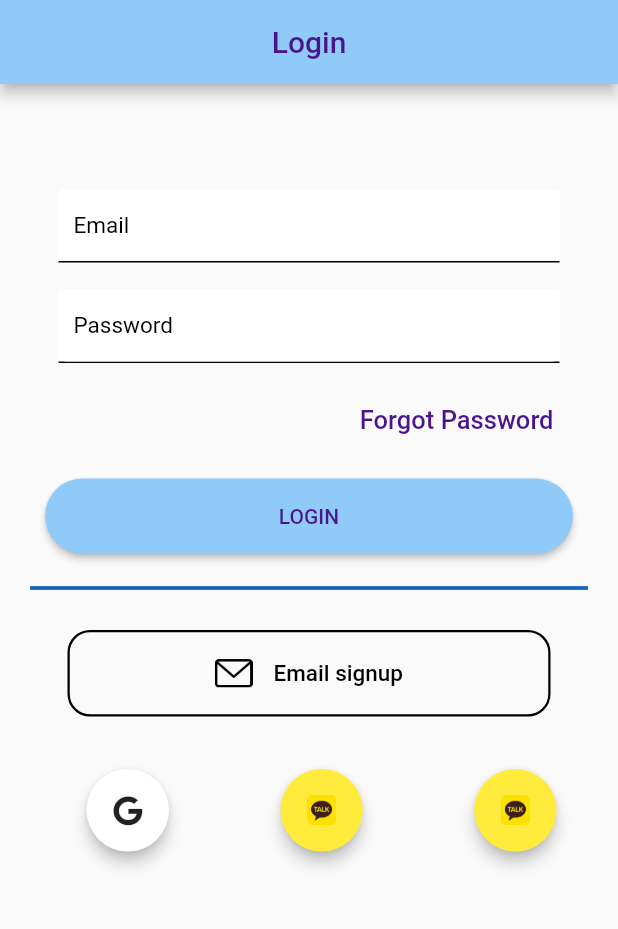
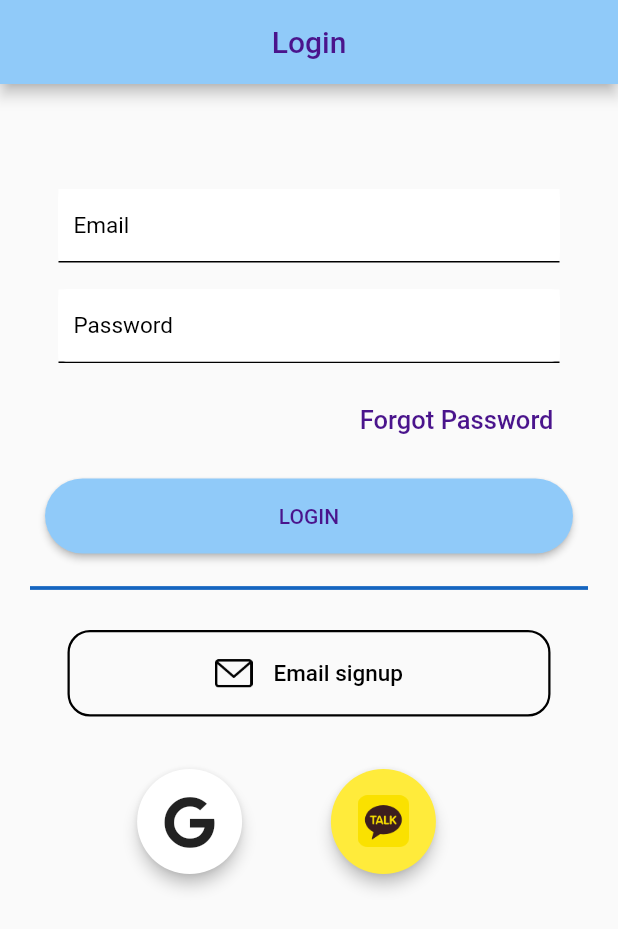
Before and after one commit to lyoung09/forfor, a Flutter app: the screen it shows after launch, after a tap on "LOGIN", on a phone screen of 412 x 824 dp. Shown: the top 929 px of the screen. Run offline on Flutter 3.47's test engine with Material 2 defaults, Android fonts, the phone set to English and light mode, and no system bars; our stand-ins replace cloud_firestore, cloud_functions, firebase_auth, firebase_core, firebase_storage, flutter_signin_button and 5 more; missing offline and left inert: country_list_pick, email_auth, flutter_web_auth, gender_picker, kakao_flutter_sdk; accounts and stored records are empty; network calls fail; Roboto replaces fonts that are missing (nanumB).

Commit message:
0819android

```diff
--- a/forfor/lib/login/login_main.dart
+++ b/forfor/lib/login/login_main.dart
@@ -83,12 +83,14 @@ class _LoginState extends State<Login> {
 
   Future<UserCredential> signInWithKaKao() async {
     final clientState = Uuid().v4();
+    print("abcd");
     final url = Uri.https('kauth.kakao.com', '/oauth/authorize', {
       'response_type': 'code',
       'client_id': "8ace085891ca87f1063d494cd71222bf",
       'response_mode': 'form_post',
-      'redirect_uri': 'https://forforwtom.glitch.me/callbacks/kakao/token',
-      'scope': 'account_email profile',
+      'redirect_uri':
+          'https://www.forforwtomkakao.glitch.me/callbacks/kakao/sign_in',
+      'scope': 'account_email',
       'state': clientState,
     });
 
@@ -101,17 +103,29 @@ class _LoginState extends State<Login> {
     final tokenUrl = Uri.https('kauth.kakao.com', '/oauth/token', {
       'grant_type': 'authorization_code',
       'client_id': "8ace085891ca87f1063d494cd71222bf",
-      'redirect_uri': 'https://forforwtom.glitch.me/callbacks/kakao/token',
+      'redirect_uri':
+          'https://www.forforwtomkakao.glitch.me/callbacks/kakao/sign_in',
       'code': body["code"],
     });
+    print("hi");
     var responseTokens = await http.post(tokenUrl);
-
+    print("jk");
     Map<String, dynamic> bodys = json.decode(responseTokens.body);
     var response = await http.post(
-        Uri.parse("https://sage-dorian-anise.glitch.me/callbacks/kakao/token"),
+        Uri.parse("https://forforwtomkakao.glitch.me/callbacks/kakao/token"),
         body: {"accessToken": bodys['access_token']});
     return FirebaseAuth.instance.signInWithCustomToken(response.body);
   }
+
+  // _performSignIn(BaseAuthAPI api) async {
+  //   try {
+  //     await FirebaseAuthProvider.instance.signInWith(api);
+  //   } on PlatformException catch (e) {
+  //     print("platform exception: $e");
+  //   } catch (e) {
+  //     print("other exceptions: $e");
+  //   }
+  // }
 
   _issueAccessToken(String authCode) async {
     try {
@@ -122,6 +136,7 @@ class _LoginState extends State<Login> {
           await kakaotalUser.UserApi.instance.me();
 
       signInWithKaKao();
+
       await FirebaseFirestore.instance
           .collection("users")
           .doc(token.accessToken)
@@ -129,7 +144,6 @@ class _LoginState extends State<Login> {
         'uid': token.accessToken,
         'email': userKakao.kakaoAccount?.email,
       });
-
       // HttpsCallable callable =
       //     FirebaseFunctions.instanceFor(region: "us-central1").httpsCallable(
       //         'verifyToken',
@@ -233,15 +247,13 @@ class _LoginState extends State<Login> {
     final email = _usernameControl.text.trim();
     final password = _passwordControl.text.trim();
 
+    FirebaseAuth _auth = FirebaseAuth.instance;
+    await _auth.signInWithEmailAndPassword(email: email, password: password);
     QuerySnapshot snap = await FirebaseFirestore.instance
         .collection("users")
         .where("email", isEqualTo: email)
         .where("password", isEqualTo: password)
         .get();
-
-    context
-        .read<AuthService>()
-        .login(snap.docs[0]['email'], snap.docs[0]['password']);
 
     Navigator.of(context).push(
       MaterialPageRoute(
@@ -544,7 +556,7 @@ class _LoginState extends State<Login> {
                 child: Row(
                   children: <Widget>[
                     SizedBox(
-                      width: width * 0.1,
+                      width: width * 0.2,
                     ),
                     RawMaterialButton(
                       onPressed: signInwithGoogle,
@@ -556,7 +568,7 @@ class _LoginState extends State<Login> {
                         child: Icon(
                           FontAwesomeIcons.google,
                           // color: Colors.transparent,
-                          size: 20,
+                          size: 35,
                         ),
                       ),
                     ),
@@ -574,30 +586,30 @@ class _LoginState extends State<Login> {
                         padding: EdgeInsets.all(17.5),
                         child: Image.asset(
                           "assets/icon/icon_kakao.png",
-                          height: 20.0,
-                          width: 20,
+                          height: 35.0,
+                          width: 35,
                         ),
                       ),
                     ),
-                    SizedBox(
-                      width: width * 0.1,
-                    ),
-                    RawMaterialButton(
-                      onPressed: _isKakaoTalkInstalled
-                          ? _loginWithTalk
-                          : _loginWithKakao,
-                      fillColor: Colors.yellow,
-                      shape: CircleBorder(),
-                      elevation: 4.0,
-                      child: Padding(
-                        padding: EdgeInsets.all(17.5),
-                        child: Image.asset(
-                          "assets/icon/icon_kakao.png",
-                          height: 20.0,
-                          width: 20,
-                        ),
-                      ),
-                    ),
+                    // SizedBox(
+                    //   width: width * 0.1,
+                    // ),
+                    // RawMaterialButton(
+                    //   onPressed: _isKakaoTalkInstalled
+                    //       ? _loginWithTalk
+                    //       : _loginWithKakao,
+                    //   fillColor: Colors.yellow,
+                    //   shape: CircleBorder(),
+                    //   elevation: 4.0,
+                    //   child: Padding(
+                    //     padding: EdgeInsets.all(17.5),
+                    //     child: Image.asset(
+                    //       "assets/icon/icon_kakao.png",
+                    //       height: 20.0,
+                    //       width: 20,
+                    //     ),
+                    //   ),
+                    // ),
                   ],
                 ),
               ),
--- a/forfor/lib/login/signup/sigup_main.dart
+++ b/forfor/lib/login/signup/sigup_main.dart
@@ -104,8 +104,10 @@ class _SignUpState extends State<SignUp> {
         print("success");
         final email = _emailControl.text.trim();
         final password = _passwordControl.text.trim();
-        context.read<AuthService>().signup(email, password).then((value) async {
+
         User? user = FirebaseAuth.instance.currentUser;
+        await _auth.createUserWithEmailAndPassword(
+            email: email, password: password);
         await FirebaseFirestore.instance
             .collection("users")
             .doc(user?.uid)
@@ -114,7 +116,7 @@ class _SignUpState extends State<SignUp> {
         setState(() {
           prefs.setString("uid", user!.uid);
         });
-        });
+
         Navigator.of(context).push(
           MaterialPageRoute(
             builder: (BuildContext context) {
--- a/forfor/lib/main.dart
+++ b/forfor/lib/main.dart
@@ -16,6 +16,7 @@ import 'package:provider/provider.dart';
 
 void main() async {
   WidgetsFlutterBinding.ensureInitialized();
+
   await Firebase.initializeApp();
   runApp(MyApp());
 }
--- a/forfor/pubspec.yaml
+++ b/forfor/pubspec.yaml
@@ -59,6 +59,7 @@ dependencies:
   cloud_functions: ^3.0.0
   flutter_web_auth: ^0.3.0
   uuid: ^3.0.4
+
 dev_dependencies:
   flutter_test:
     sdk: flutter
```
Also changed, not shown: forfor/lib/bottom/buddy/buddy_main.dart (+7 -0 lines), forfor/pubspec.lock, 1 other file. Lines whose indentation alone changed are shown as unchanged.
